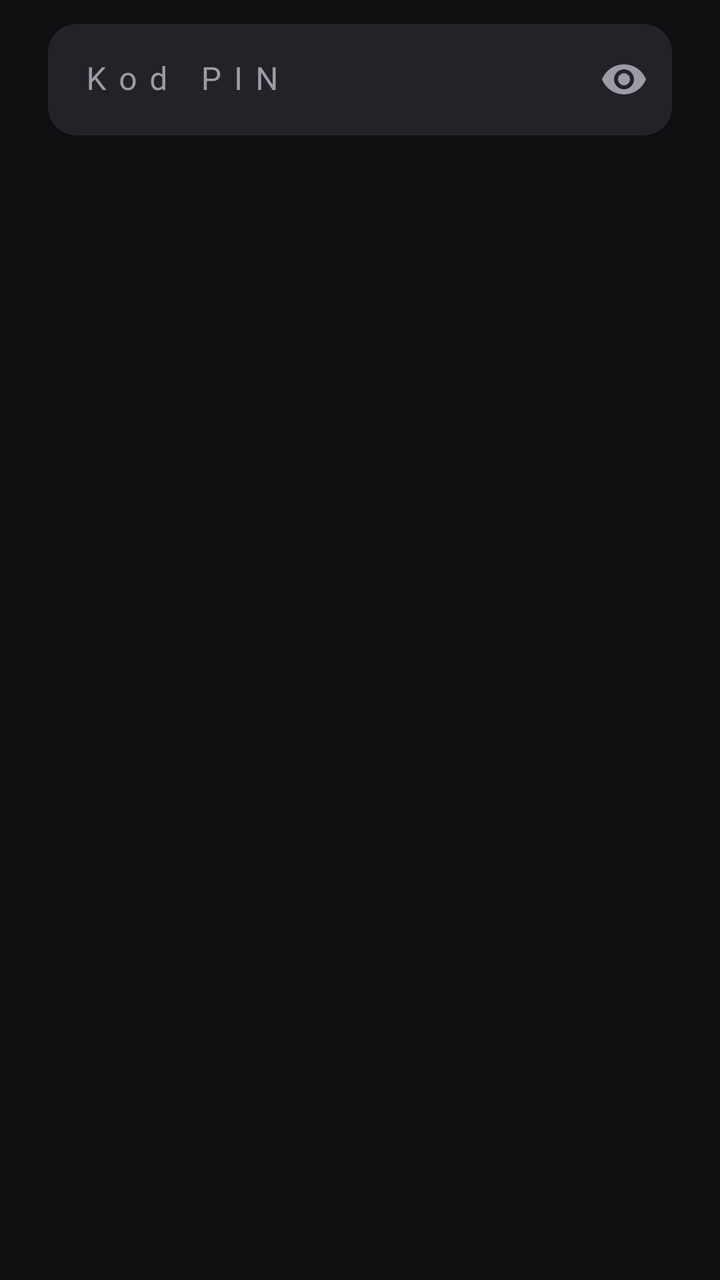
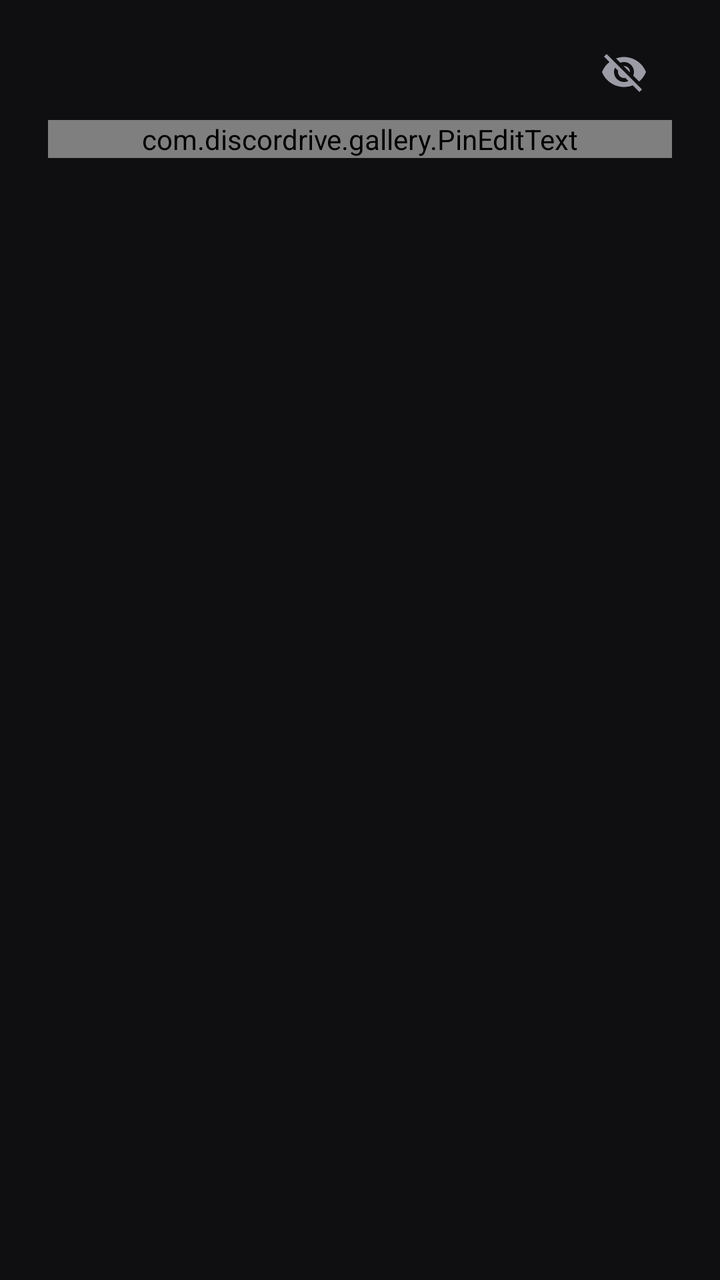

Compare the two renders of this Android layout. The source of the first and the diff that turns it into the second are given below.
<!-- AndroidManifest.xml: application theme Theme.Gallery -->
<!-- res/layout/dialog_pin.xml -->
<?xml version="1.0" encoding="utf-8"?>
<LinearLayout xmlns:android="http://schemas.android.com/apk/res/android"
    xmlns:app="http://schemas.android.com/apk/res-auto"
    android:layout_width="match_parent"
    android:layout_height="wrap_content"
    android:orientation="vertical"
    android:paddingHorizontal="24dp"
    android:paddingTop="12dp"
    android:importantForAutofill="noExcludeDescendants">

    <com.google.android.material.textfield.TextInputLayout
        android:id="@+id/pinLayout"
        style="@style/Widget.Gallery.TextInput"
        android:layout_width="match_parent"
        android:layout_height="wrap_content"
        app:endIconMode="password_toggle"
        android:hint="@string/private_unlock_pin_hint">

        <com.google.android.material.textfield.TextInputEditText
            android:id="@+id/pinInput"
            android:layout_width="match_parent"
            android:layout_height="wrap_content"
            android:inputType="numberPassword"
            android:importantForAutofill="no"
            android:textAlignment="center"
            android:letterSpacing="0.4"
            android:maxLength="12"/>
    </com.google.android.material.textfield.TextInputLayout>
</LinearLayout>
<!-- resources referenced by this layout -->
<resources>
  <string name="private_unlock_pin_hint">Kod PIN</string>
  <style name="Widget.Gallery.TextInput" parent="Widget.Material3.TextInputLayout.FilledBox">
          <item name="boxBackgroundColor">@color/surface_high</item>
          <item name="boxStrokeWidth">0dp</item>
          <item name="boxStrokeWidthFocused">1dp</item>
          <item name="boxCornerRadiusTopStart">14dp</item>
          <item name="boxCornerRadiusTopEnd">14dp</item>
          <item name="boxCornerRadiusBottomStart">14dp</item>
          <item name="boxCornerRadiusBottomEnd">14dp</item>
      </style>
  <style name="Theme.Gallery" parent="Theme.Material3.DayNight.NoActionBar">
          <item name="colorPrimary">@color/accent</item>
          <item name="colorOnPrimary">@color/white</item>
          <item name="colorPrimaryContainer">@color/accent_dim</item>
          <item name="colorOnPrimaryContainer">@color/white</item>
          <item name="android:colorBackground">@color/bg</item>
          <item name="colorSurface">@color/surface</item>
          <item name="colorOnSurface">@color/text</item>
          <item name="colorSurfaceContainer">@color/surface_high</item>
          <item name="colorSurfaceContainerHigh">@color/surface_high</item>
          <item name="colorSurfaceContainerHighest">@color/surface_high</item>
          <item name="colorOnSurfaceVariant">@color/text_dim</item>
          <item name="android:statusBarColor">@android:color/transparent</item>
          <item name="android:navigationBarColor">@android:color/transparent</item>
          <item name="android:windowLightStatusBar">false</item>
      </style>
  <color name="surface_high">#222228</color>
  <color name="accent">#4F7CFF</color>
  <color name="white">#FFFFFF</color>
  <color name="accent_dim">#2C3E73</color>
  <color name="bg">#0F0F12</color>
  <color name="surface">#18181C</color>
  <color name="text">#E8E8EC</color>
  <color name="text_dim">#9C9CA6</color>
</resources>

<!-- the commit's change to res/layout/dialog_pin.xml (unified diff, before → after) -->
@@ -16,7 +16,7 @@
         app:endIconMode="password_toggle"
         android:hint="@string/private_unlock_pin_hint">
 
-        <com.google.android.material.textfield.TextInputEditText
+        <com.discordrive.gallery.PinEditText
             android:id="@+id/pinInput"
             android:layout_width="match_parent"
             android:layout_height="wrap_content"
